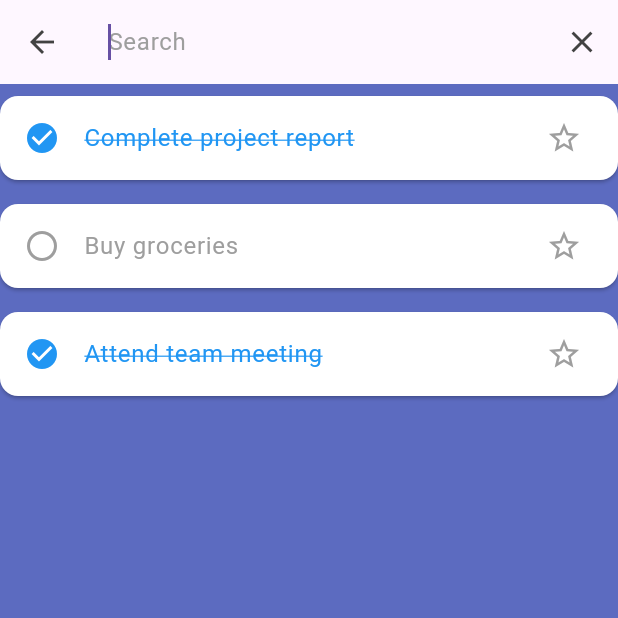
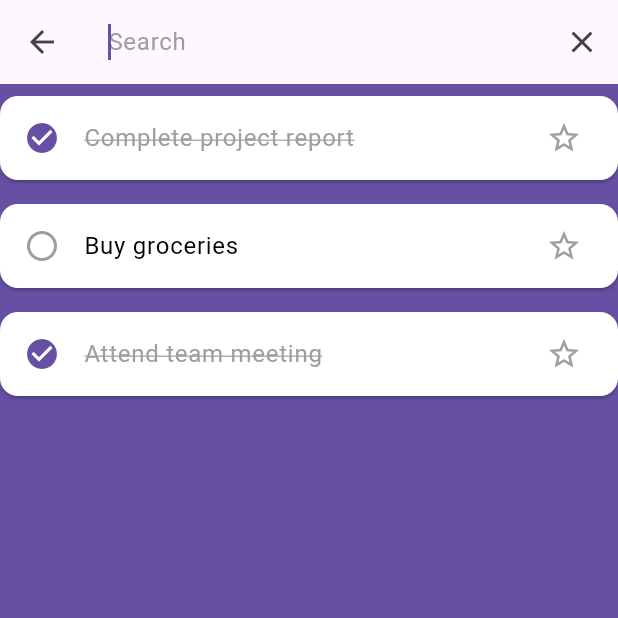
Before and after one commit to phtmyle/todo_list, a Flutter app: the screen it shows after launch, after a tap on the "radio button unchecked" icon, after a tap on the "search" icon, on a phone screen of 412 x 824 dp, the top half of it. Run offline on Flutter 3.47's test engine with Material 3 defaults, Android fonts, the phone set to English and light mode, and no system bars; our stand-ins replace flutter_local_notifications, timezone.

Commit message:
fix color

```diff
--- a/lib/main.dart
+++ b/lib/main.dart
@@ -98,7 +98,7 @@ class _MyAppState extends State<MyApp> {
         extensions: const <ThemeExtension<dynamic>>[
           CustomColors(
             unsetValueColor: Colors.grey,
-            setValueColor: Colors.blue,
+            setValueColor: Color(0xFF5D70BD),
           ),
         ],
       ),
--- a/lib/views/todolist_view.dart
+++ b/lib/views/todolist_view.dart
@@ -33,7 +33,7 @@ class TodoListTile extends StatelessWidget {
                 ? Icons.check_circle
                 : Icons.radio_button_unchecked,
             color: todo.isCompleted
-                ? customColors.setValueColor
+                ? Theme.of(context).primaryColor
                 : customColors.unsetValueColor,
           ),
         ),
@@ -43,9 +43,10 @@ class TodoListTile extends StatelessWidget {
             decoration: todo.isCompleted
                 ? TextDecoration.lineThrough
                 : TextDecoration.none,
-            color: todo.isCompleted
-                ? customColors.setValueColor
-                : customColors.unsetValueColor,
+            color:
+                todo.isCompleted ? customColors.unsetValueColor : Colors.black,
+            decorationColor:
+                todo.isCompleted ? customColors.unsetValueColor : null,
           ),
         ),
         trailing: Icon(Icons.star_border, color: customColors.unsetValueColor),
@@ -437,7 +438,7 @@ class TodoSearchDelegate extends SearchDelegate<Todo?> {
 
     return SafeArea(
       child: Container(
-        color: const Color(0xFF5C6BC0),
+        color: Theme.of(context).primaryColor,
         child: ListView.builder(
           itemCount: results.length,
           itemBuilder: (context, index) {
@@ -463,7 +464,7 @@ class TodoSearchDelegate extends SearchDelegate<Todo?> {
 
     return SafeArea(
       child: Container(
-        color: const Color(0xFF5C6BC0),
+        color: Theme.of(context).primaryColor,
         child: ListView.builder(
           itemCount: suggestions.length,
           itemBuilder: (context, index) {
@@ -541,8 +542,8 @@ class _AddTodoBottomSheetState extends State<AddTodoBottomSheet> {
                       height: 30.0,
                       decoration: BoxDecoration(
                         color: title.isEmpty
-                            ? const Color(0xFFC2C2C2)
-                            : const Color(0xFF2665EE), // Color based on input
+                            ? Colors.grey[200]
+                            : Theme.of(context).colorScheme.primary,
                         shape: BoxShape.rectangle,
                         borderRadius: BorderRadius.circular(8),
                       ),
@@ -604,7 +605,6 @@ class _TaskTitleField extends StatelessWidget {
   @override
   Widget build(BuildContext context) {
     final customColors = Theme.of(context).extension<CustomColors>()!;
-
     return Expanded(
       child: Row(
         children: [
@@ -748,7 +748,9 @@ class _SetTimeControlState extends State<_SetTimeControl> {
         padding: const EdgeInsets.symmetric(horizontal: 12, vertical: 8),
         height: 40,
         decoration: BoxDecoration(
-          color: dueTime != null ? const Color(0xFF5D70BD) : Colors.grey[200],
+          color: dueTime != null
+              ? Theme.of(context).colorScheme.primary
+              : Colors.grey[200],
           borderRadius: BorderRadius.circular(12),
         ),
         child: Row(
@@ -822,7 +824,7 @@ class _RepeatControlState extends State<RepeatControl> {
         height: 40,
         decoration: BoxDecoration(
           color: _selectedOption != null
-              ? const Color(0xFF5D70BD)
+              ? Theme.of(context).colorScheme.primary
               : Colors.grey[200],
           borderRadius: BorderRadius.circular(12),
         ),
```
